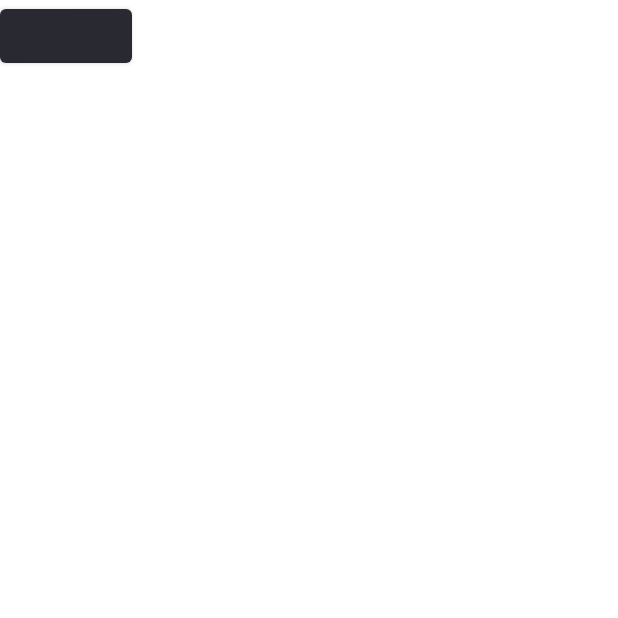
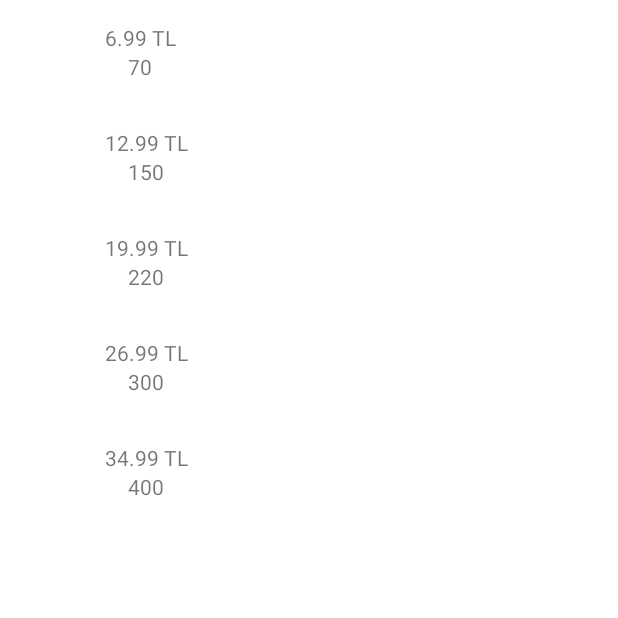
Before and after one commit to kasimsagir/ko-mobile-android, an Android app: the ProductListActivity screen opened directly, with no data from a screen before it, on a phone screen of 412 x 824 dp, the top half of it. Run offline under Robolectric (Android 15) with nearby library versions, the light colour scheme and no system bars; our stand-ins replace ButterKnife; libraries missing offline, so code that uses them is left out: com.anjlab.android; 2 statements that could not run were skipped.

```diff
--- a/app/src/main/java/com/kinght/commerce/ui/MainActivity/MainFragment/MainFragment.java
+++ b/app/src/main/java/com/kinght/commerce/ui/MainActivity/MainFragment/MainFragment.java
@@ -20,6 +20,7 @@ import com.kinght.commerce.ui.PartipicateActivity.PartipicateActivity;
 import com.kinght.commerce.ui.ProductListActivity.ProductListActivity;
 import com.kinght.commerce.ui.adapters.EntryRecylerViewAdapters;
 import com.kinght.commerce.ui.base.BaseFragment;
+import com.kinght.commerce.utility.CommonUtils;
 import com.kinght.commerce.utility.Constant;
 
 import java.util.List;
@@ -132,6 +133,7 @@ public class MainFragment extends BaseFragment implements MainFragmentMvpView {
             case R.id.fragment_main_add_left_button:
                 break;
             case R.id.fragment_main_gold_image_view:
+                CommonUtils.changeActivity(getActivity(),ProductListActivity.class);
                 break;
             case R.id.fragment_main_partipicate_image_view:
                 Intent intent = new Intent(getActivity(), PartipicateActivity.class);
--- a/app/src/main/java/com/kinght/commerce/ui/ProductListActivity/ProductListActivity.java
+++ b/app/src/main/java/com/kinght/commerce/ui/ProductListActivity/ProductListActivity.java
@@ -1,50 +1,64 @@
 package com.kinght.commerce.ui.ProductListActivity;
 
-import androidx.annotation.Nullable;
-import androidx.appcompat.app.AppCompatActivity;
-
-import android.content.DialogInterface;
 import android.content.Intent;
 import android.os.Bundle;
-import android.util.Log;
 import android.view.View;
-import android.widget.Button;
-import android.widget.Toast;
-
 
 import com.anjlab.android.iab.v3.BillingProcessor;
 import com.anjlab.android.iab.v3.TransactionDetails;
 import com.kinght.commerce.R;
-import com.kinght.commerce.ui.MainActivity.MainActivity;
+import com.kinght.commerce.data.network.entities.Gold.Gold;
+import com.kinght.commerce.ui.adapters.GoldRecylerViewAdapters;
 import com.kinght.commerce.utility.Constant;
 
+import java.util.ArrayList;
 import java.util.List;
 
-public class ProductListActivity extends AppCompatActivity implements BillingProcessor.IBillingHandler{
+import androidx.appcompat.app.AppCompatActivity;
+import androidx.recyclerview.widget.LinearLayoutManager;
+import androidx.recyclerview.widget.RecyclerView;
+import butterknife.BindView;
+import butterknife.ButterKnife;
+
+public class ProductListActivity extends AppCompatActivity implements BillingProcessor.IBillingHandler {
 
 
     BillingProcessor bp;
+    @BindView(R.id.activity_product_list_recylerview)
+    RecyclerView activityProductListRecylerview;
 
+    GoldRecylerViewAdapters adapters;
+    List<Gold> goldList;
 
     @Override
     protected void onCreate(Bundle savedInstanceState) {
         super.onCreate(savedInstanceState);
         setContentView(R.layout.activity_product_list);
+        ButterKnife.bind(this);
 
-        Button button=findViewById(R.id.btn);
 
         bp = new BillingProcessor(this, Constant.base64, this);
         bp.initialize();
-
-
-
-        button.setOnClickListener(new View.OnClickListener() {
+        goldList=new ArrayList<>();
+        goldList.add(new Gold(70,"6.99 TL","1"));
+        goldList.add(new Gold(150,"12.99 TL","1"));
+        goldList.add(new Gold(220,"19.99 TL","1"));
+        goldList.add(new Gold(300,"26.99 TL","1"));
+        goldList.add(new Gold(400,"34.99 TL","1"));
+        adapters=new GoldRecylerViewAdapters(goldList, new GoldRecylerViewAdapters.ItemListener() {
             @Override
-            public void onClick(View v) {
+            public void onItemClick(Gold item) {
                 bp.subscribe(ProductListActivity.this, "delaroy_monthly");
 
             }
         });
+
+
+
+
+        LinearLayoutManager manager = new LinearLayoutManager(ProductListActivity.this, LinearLayoutManager.VERTICAL, false);
+        activityProductListRecylerview.setLayoutManager(manager);
+        activityProductListRecylerview.setAdapter(adapters);
 
 
     }
--- a/app/src/main/res/layout/activity_product_list.xml
+++ b/app/src/main/res/layout/activity_product_list.xml
@@ -6,9 +6,9 @@
     android:layout_height="match_parent"
     tools:context=".ui.ProductListActivity.ProductListActivity">
 
-    <Button
-        android:id="@+id/btn"
-        android:layout_width="wrap_content"
-        android:layout_height="wrap_content" />
+    <androidx.recyclerview.widget.RecyclerView
+        android:id="@+id/activity_product_list_recylerview"
+        android:layout_width="match_parent"
+        android:layout_height="wrap_content"></androidx.recyclerview.widget.RecyclerView>
 
 </androidx.constraintlayout.widget.ConstraintLayout>
```
